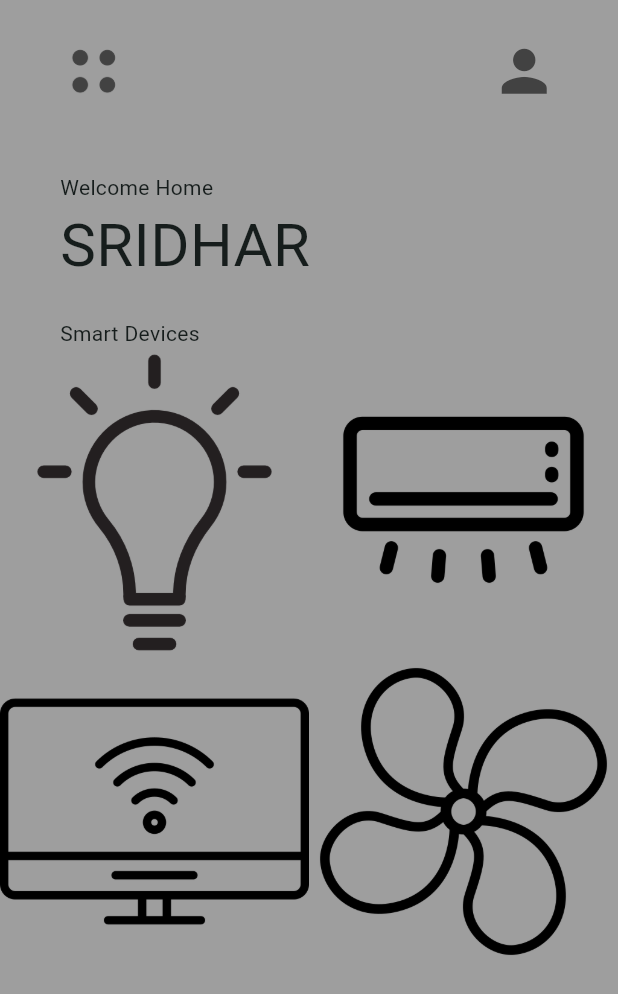
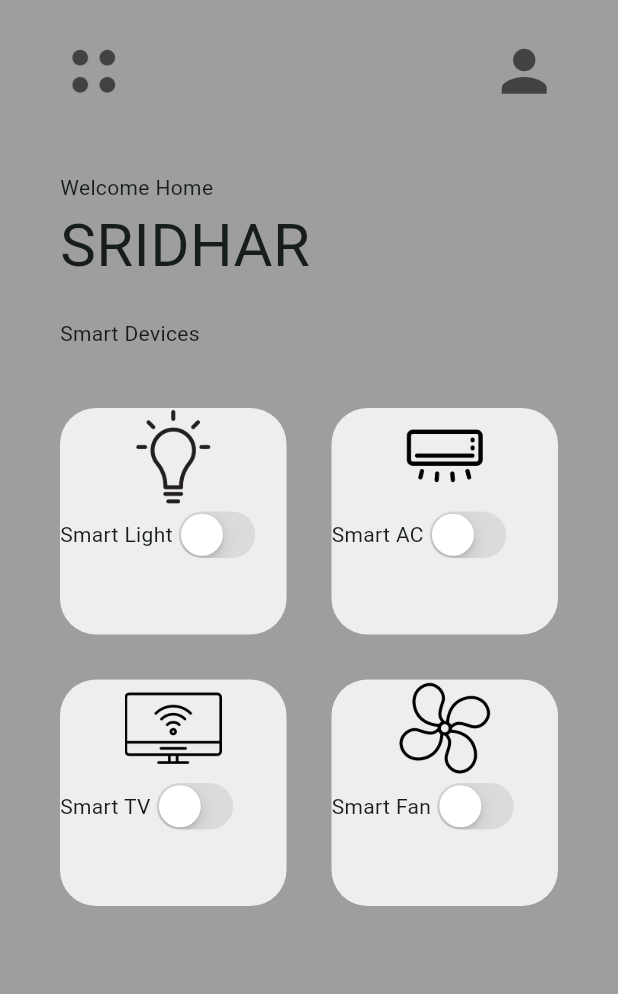
Before and after one commit to Sridharvn/flutter_ui_learning_showcase, a Flutter app: the SmartHomeUi screen opened by its route, on a phone screen of 412 x 824 dp. Shown: the top 994 px of the screen. Run offline on Flutter 3.47's test engine with Material 3 defaults, Android fonts, the phone set to English and light mode, and no system bars; our stand-ins replace go_router.

Commit message:
Styled smart device box

```diff
--- a/lib/pages/smart_home_ui/smart_device_box.dart
+++ b/lib/pages/smart_home_ui/smart_device_box.dart
@@ -1,3 +1,4 @@
+import 'package:flutter/cupertino.dart';
 import 'package:flutter/material.dart';
 
 class SmartDeviceBox extends StatelessWidget {
@@ -14,13 +15,29 @@ class SmartDeviceBox extends StatelessWidget {
 
   @override
   Widget build(BuildContext context) {
-    return Container(
-      child: Column(
-        children: [
-          // icon
-          Image.asset(iconPath)
-          // smart device name + switch
-        ],
+    return Padding(
+      padding: const EdgeInsets.all(15.0),
+      child: Container(
+        decoration: BoxDecoration(
+          color: Colors.grey[200],
+          borderRadius: BorderRadius.circular(24),
+        ),
+        child: Column(
+          children: [
+            // icon
+            Image.asset(
+              iconPath,
+              height: 65,
+            ),
+            // smart device name + switch
+            Row(
+              children: [
+                Text(smartDeviceName),
+                CupertinoSwitch(value: false, onChanged: (value) {})
+              ],
+            )
+          ],
+        ),
       ),
     );
   }
--- a/lib/pages/smart_home_ui/smart_home_ui.dart
+++ b/lib/pages/smart_home_ui/smart_home_ui.dart
@@ -71,6 +71,7 @@ class SmartHomeUi extends StatelessWidget {
             Expanded(
                 child: GridView.builder(
               itemCount: mySmartDevices.length,
+              padding: EdgeInsets.all(25),
               gridDelegate:
                   SliverGridDelegateWithFixedCrossAxisCount(crossAxisCount: 2),
               itemBuilder: (context, index) {
```
